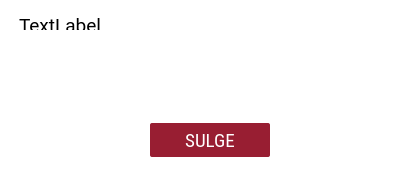
First picture: the form in client/dialogs/WarningDialog.ui, repository open-eid/DigiDoc4-Client, before the edit.
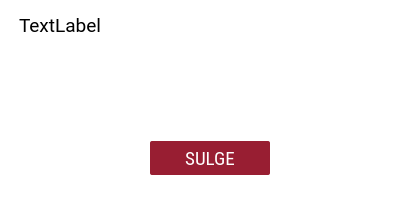
Second picture: the form after the edit. Custom widgets are drawn as their Qt base class.

Patch:
```diff
--- a/client/dialogs/WarningDialog.ui
+++ b/client/dialogs/WarningDialog.ui
@@ -10,7 +10,7 @@
     <x>0</x>
     <y>0</y>
     <width>420</width>
-    <height>145</height>
+    <height>206</height>
    </rect>
   </property>
   <property name="sizePolicy">
```
Left out of the diff: 14 changed lines with no effect on the pictures.
